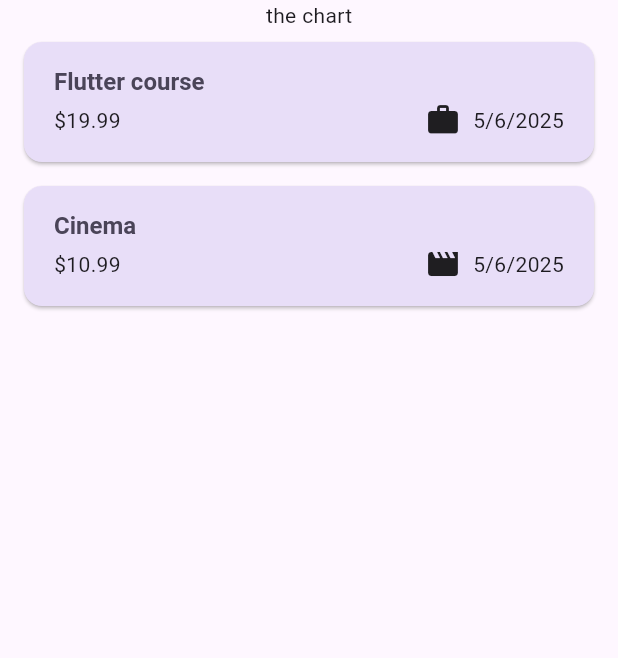
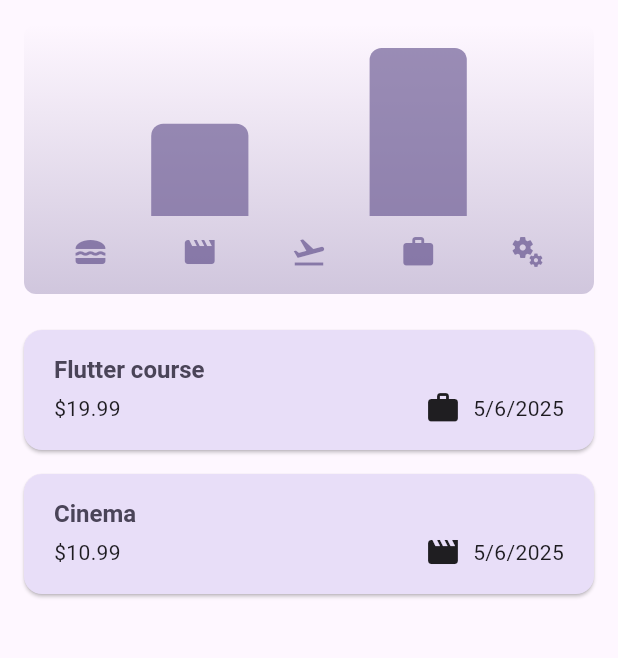
Before and after one commit to Heiddi187/udemy_expense_tracker, a Flutter app: the screen it shows after launch, on a phone screen of 412 x 824 dp, the part 84-742 px from its top. Run offline on Flutter 3.47's test engine with Material 3 defaults, Android fonts, the phone set to English and light mode, and no system bars.

Commit message:
adjusted charts to my code

```diff
--- a/lib/widgets/chart/chart.dart
+++ b/lib/widgets/chart/chart.dart
@@ -13,6 +13,7 @@ class Chart extends StatelessWidget {
       ExpenseBucket.forCategory(expenses, Category.leisure),
       ExpenseBucket.forCategory(expenses, Category.travel),
       ExpenseBucket.forCategory(expenses, Category.work),
+      ExpenseBucket.forCategory(expenses, Category.other),
     ];
   }
 
--- a/lib/widgets/expenses.dart
+++ b/lib/widgets/expenses.dart
@@ -1,4 +1,5 @@
 import 'package:flutter/material.dart';
+import 'package:udemy_s6/widgets/chart/chart.dart';
 import 'package:udemy_s6/widgets/new_expense.dart';
 import '../models/expense.dart';
 import 'expenses_list/expenses_list.dart';
@@ -82,7 +83,12 @@ class _ExpensesState extends State<Expenses> {
           IconButton(onPressed: _openAddExpenseOverlay, icon: Icon(Icons.add)),
         ],
       ),
-      body: Column(children: [Text("the chart"), Expanded(child: mainContent)]),
+      body: Column(
+        children: [
+          Chart(expenses: _registeredExpenses),
+          Expanded(child: mainContent),
+        ],
+      ),
     );
   }
 }
```
